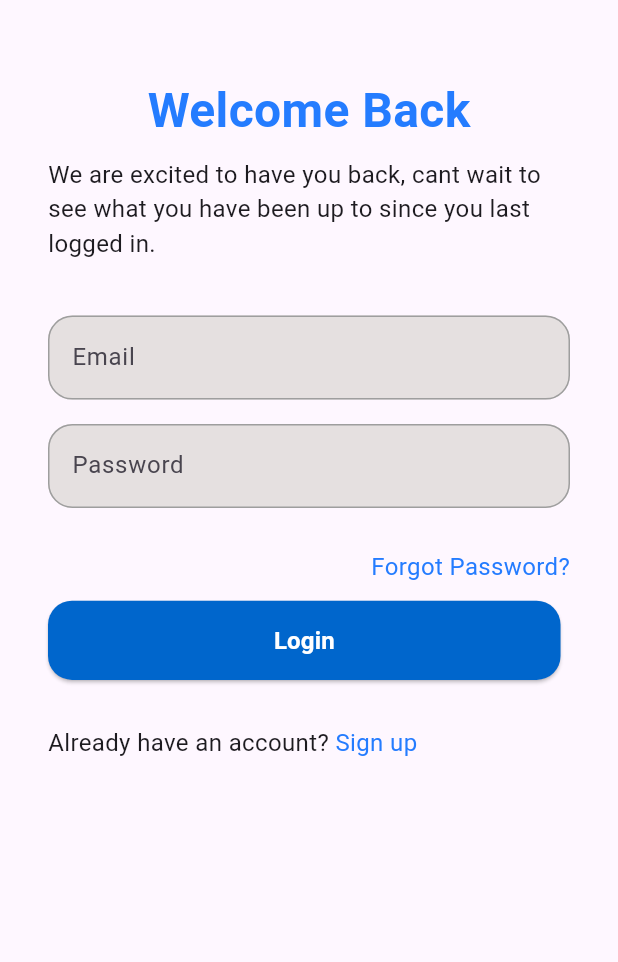
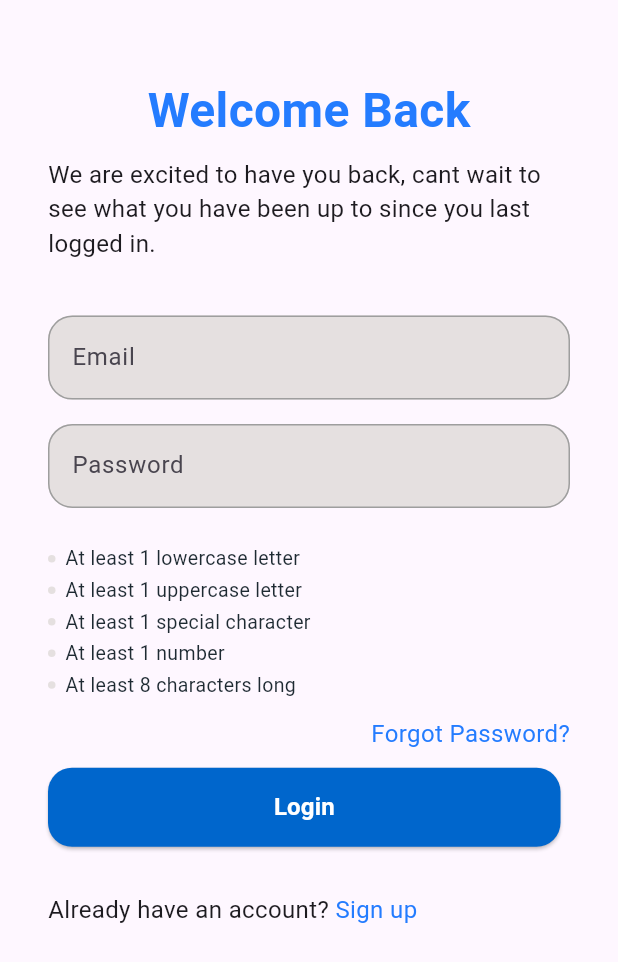
Before and after one commit to mohammed-shaneaf/medical_app, a Flutter app: the SignUpView screen opened by its route, after a tap on an icon or button, on a phone screen of 412 x 824 dp. Shown: the top 962 px of the screen. Run offline on Flutter 3.47's test engine with Material 3 defaults, Android fonts, the phone set to English and light mode, and no system bars; our stand-ins replace dio, flutter_bloc, flutter_screenutil, freezed_annotation, get_it, pretty_dio_logger and 1 more; missing offline and left inert: flutter_intl_phone_field; generated files the repository leaves out were written again.

Commit message:
feat(auth): add PasswordValidations widget and AppRegex utility

```diff
--- a/lib/core/theme/app_colors.dart
+++ b/lib/core/theme/app_colors.dart
@@ -4,4 +4,5 @@ class AppColors {
   static const Color primaryColor = Color(0xff247CFF);
   static const Color lightPrimaryColor = Colors.blue;
   static const Color grayColor = Color.fromARGB(255, 229, 224, 224);
+  static const Color darkBlueColor = Color(0xff1E2A32);
 }
--- a/lib/core/theme/app_styles.dart
+++ b/lib/core/theme/app_styles.dart
@@ -10,4 +10,10 @@ abstract class AppStyles {
     fontSize: 16,
     fontWeight: FontWeight.normal,
   );
+
+  static TextStyle font13DarkBlueRegular = const TextStyle(
+    fontSize: 13,
+    color: Color(0xFF1E2A32),
+    fontWeight: FontWeight.w400,
+  );
 }
--- a/lib/features/auth/presentation/views/widgets/email_and_password_widget.dart
+++ b/lib/features/auth/presentation/views/widgets/email_and_password_widget.dart
@@ -1,20 +1,101 @@
 import 'package:flutter/material.dart';
+import 'package:flutter_bloc/flutter_bloc.dart';
 import 'package:flutter_screenutil/flutter_screenutil.dart';
 import 'package:medical_project/common/widgets/custom_text_form_field.dart';
+import 'package:medical_project/core/utils/app_regex.dart';
+import 'package:medical_project/features/auth/presentation/logic/manager/login_cubit/login_cubit.dart';
+import 'package:medical_project/features/auth/presentation/views/widgets/password_validations.dart';
 
-class EmailAndPasswordWidget extends StatelessWidget {
+class EmailAndPasswordWidget extends StatefulWidget {
   const EmailAndPasswordWidget({super.key});
+
+  @override
+  State<EmailAndPasswordWidget> createState() => _EmailAndPasswordWidgetState();
+}
+
+class _EmailAndPasswordWidgetState extends State<EmailAndPasswordWidget> {
+  late TextEditingController passwordController;
+
+  bool hasLowercase = false;
+  bool hasUppercase = false;
+  bool hasNumber = false;
+  bool hasSpecialCharacters = false;
+  bool hasMinLength = false;
+
+  @override
+  void initState() {
+    super.initState();
+    passwordController = context.read<LoginCubit>().passwordController;
+    _setupPasswordValidationListener();
+  }
+
+  void _setupPasswordValidationListener() {
+    passwordController.addListener(() {
+      final password = passwordController.text;
+      setState(() {
+        hasLowercase = AppRegex.hasLowerCase(password);
+        hasUppercase = AppRegex.hasUpperCase(password);
+        hasNumber = AppRegex.hasNumber(password);
+        hasSpecialCharacters = AppRegex.hasSpecialCharacters(password);
+        hasMinLength = AppRegex.hasMinLength(password);
+      });
+    });
+  }
+
+  String? _validateEmail(String? value) {
+    if (value == null || value.isEmpty) {
+      return 'Please enter your email';
+    } else if (!value.contains('@')) {
+      return 'Please enter a valid email';
+    }
+    return null;
+  }
+
+  String? _validatePassword(String? value) {
+    if (value == null || value.isEmpty) {
+      return 'Please enter your password';
+    } else if (!hasMinLength ||
+        !hasLowercase ||
+        !hasUppercase ||
+        !hasNumber ||
+        !hasSpecialCharacters) {
+      return 'Password must be strong: include upper/lowercase, numbers, special characters and be 8+ chars';
+    }
+    return null;
+  }
 
   @override
   Widget build(BuildContext context) {
     return Column(
       children: [
         36.verticalSpace,
-        CustomTextFormField(hintText: 'Email', obscureText: false),
+        CustomTextFormField(
+          hintText: 'Email',
+          obscureText: false,
+          validator: _validateEmail,
+        ),
         16.verticalSpace,
-        CustomTextFormField(hintText: 'Password', obscureText: true),
-        16.verticalSpace,
+        CustomTextFormField(
+          hintText: 'Password',
+          controller: passwordController,
+          obscureText: true,
+          validator: _validatePassword,
+        ),
+        24.verticalSpace,
+        PasswordValidations(
+          hasLowerCase: hasLowercase,
+          hasUpperCase: hasUppercase,
+          hasSpecialCharacters: hasSpecialCharacters,
+          hasNumber: hasNumber,
+          hasMinLength: hasMinLength,
+        ),
       ],
     );
   }
+
+  @override
+  void dispose() {
+    passwordController.removeListener(() {});
+    super.dispose();
+  }
 }
--- /dev/null
+++ b/lib/features/auth/presentation/views/widgets/password_validations.dart
@@ -0,0 +1,58 @@
+import 'package:flutter/material.dart';
+import 'package:flutter_screenutil/flutter_screenutil.dart';
+import 'package:medical_project/core/theme/app_colors.dart';
+import 'package:medical_project/core/theme/app_styles.dart';
+
+class PasswordValidations extends StatelessWidget {
+  final bool hasLowerCase;
+  final bool hasUpperCase;
+  final bool hasSpecialCharacters;
+  final bool hasNumber;
+  final bool hasMinLength;
+  const PasswordValidations({
+    super.key,
+    required this.hasLowerCase,
+    required this.hasUpperCase,
+    required this.hasSpecialCharacters,
+    required this.hasNumber,
+    required this.hasMinLength,
+  });
+
+  @override
+  Widget build(BuildContext context) {
+    return Column(
+      children: [
+        buildValidationRow('At least 1 lowercase letter', hasLowerCase),
+        2.verticalSpace,
+        buildValidationRow('At least 1 uppercase letter', hasUpperCase),
+        2.verticalSpace,
+        buildValidationRow(
+          'At least 1 special character',
+          hasSpecialCharacters,
+        ),
+        2.verticalSpace,
+        buildValidationRow('At least 1 number', hasNumber),
+        2.verticalSpace,
+        buildValidationRow('At least 8 characters long', hasMinLength),
+      ],
+    );
+  }
+
+  Widget buildValidationRow(String text, bool hasValidated) {
+    return Row(
+      children: [
+        const CircleAvatar(radius: 2.5, backgroundColor: AppColors.grayColor),
+        6.horizontalSpace,
+        Text(
+          text,
+          style: AppStyles.font13DarkBlueRegular.copyWith(
+            decoration: hasValidated ? TextDecoration.lineThrough : null,
+            decorationColor: Colors.green,
+            decorationThickness: 3,
+            color: hasValidated ? AppColors.grayColor : AppColors.darkBlueColor,
+          ),
+        ),
+      ],
+    );
+  }
+}
```
Also changed, not shown: lib/core/utils/app_regex.dart (added, +39 -0 lines).
